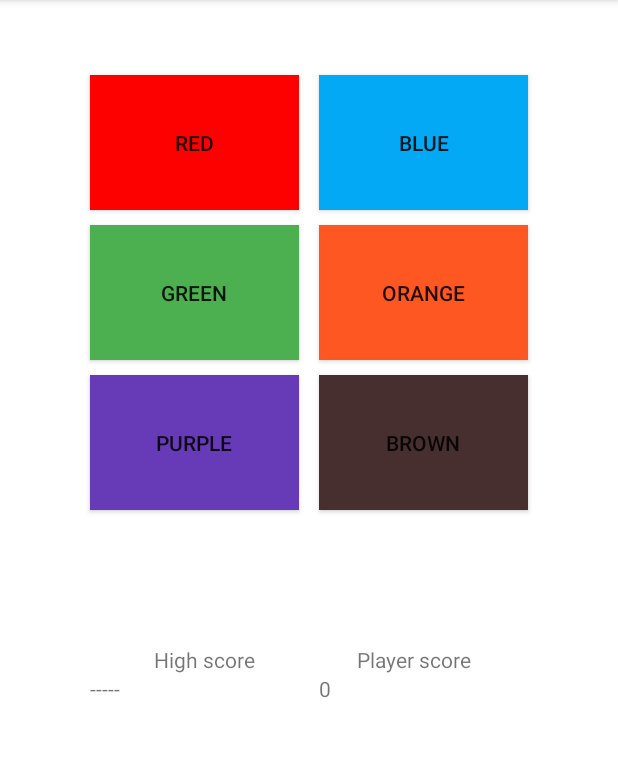
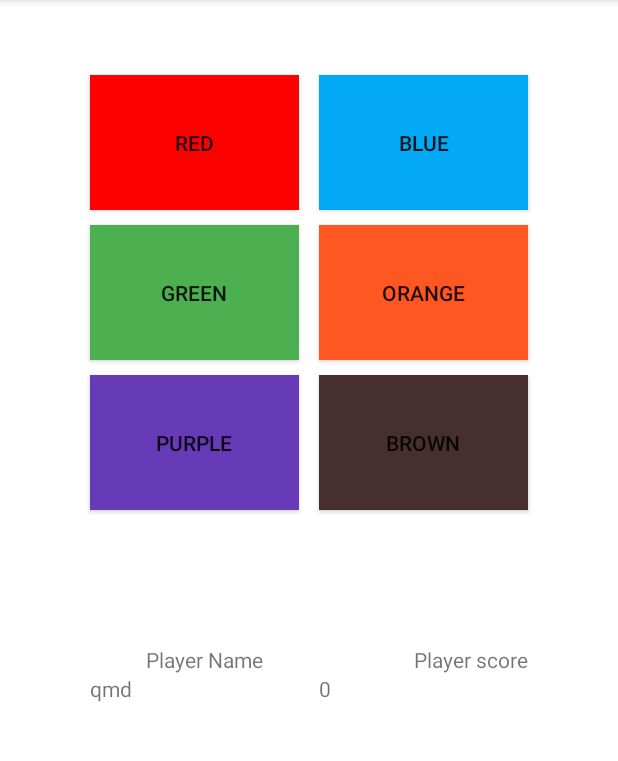
Before and after one commit to Kristio1232/CodingEntourage, an Android app: the screen it shows after launch (GameActivity), after a tap on "START GAME", on a phone screen of 412 x 824 dp, the part 84-845 px from its top. Run offline under Robolectric (Android 15) with nearby library versions, the light colour scheme and no system bars; 7 statements that could not run were skipped.

Commit message:
Added the name to the game

```diff
--- a/RandomIconMemorization/app/src/main/java/com/example/randomiconmemorization/GameActivity.java
+++ b/RandomIconMemorization/app/src/main/java/com/example/randomiconmemorization/GameActivity.java
@@ -25,7 +25,9 @@ public class GameActivity extends AppCompatActivity {
     private Button purpleButton;
     private Button brownButton;
     private TextView score;
+    private TextView name;
     private boolean showPattern = false;
+    String playerName;
 
 
     @Override
@@ -40,8 +42,9 @@ public class GameActivity extends AppCompatActivity {
         purpleButton = findViewById(R.id.purpleButton);
         brownButton = findViewById(R.id.brownButton);
         score = findViewById(R.id.playerScore);
+        name = findViewById(R.id.playerName);
         game.newGameRound();
-
+        playerName = getIntent().getExtras().getString("playerName");
         handler.postDelayed(new Runnable() {
             @Override
             public void run() {
@@ -67,6 +70,7 @@ public class GameActivity extends AppCompatActivity {
 
     private void showPattern(ArrayList<Icon> order) {
         score.setText(game.getPoints());
+        name.setText(playerName);
         showPattern = true;
         final Handler handler = new Handler();
         Runnable runnable = new Runnable() {
--- a/RandomIconMemorization/app/src/main/java/com/example/randomiconmemorization/MainActivity.java
+++ b/RandomIconMemorization/app/src/main/java/com/example/randomiconmemorization/MainActivity.java
@@ -5,21 +5,45 @@ import androidx.appcompat.app.AppCompatActivity;
 import android.content.Intent;
 import android.os.Bundle;
 import android.view.View;
+import android.widget.EditText;
+import android.widget.TextView;
+
+import java.util.Random;
 
 public class MainActivity extends AppCompatActivity {
-
+    private TextView name;
     @Override
     protected void onCreate(Bundle savedInstanceState) {
         super.onCreate(savedInstanceState);
+        name = findViewById(R.id.Name);
         setContentView(R.layout.activity_main);
     }
-
+    private String getScreenContent(int id){
+        View contentView = findViewById(id);
+        EditText contentText = (EditText) contentView;
+        String content =contentText.getText().toString();
+        return content;
+    }
     public void toOptions(View v){
         Intent intent = new Intent(this, SettingActivity.class);
         startActivity(intent);
     }
     public void startGame(View v){
+        String content = getScreenContent(R.id.Name);
+        String playerName = "";
+        if (content.length() < 3){
+            Random random = new Random();
+            char randomizedCharacter;
+            for (int i = 0; i < 3; i++){
+                randomizedCharacter = (char) (random.nextInt(26) + 'a');
+                playerName += randomizedCharacter;
+            }
+
+        }else{
+            playerName = content;
+        }
         Intent intent = new Intent(this, GameActivity.class);
+        intent.putExtra("playerName", playerName);
         startActivity(intent);
     }
 }
--- a/RandomIconMemorization/app/src/main/res/layout/activity_game.xml
+++ b/RandomIconMemorization/app/src/main/res/layout/activity_game.xml
@@ -86,7 +86,7 @@
         app:layout_constraintTop_toBottomOf="@+id/orangeButton" />
 
     <TextView
-        android:id="@+id/highScore"
+        android:id="@+id/playerName"
         android:layout_width="139dp"
         android:layout_height="76dp"
         android:layout_marginStart="60dp"
@@ -109,7 +109,7 @@
         android:layout_height="wrap_content"
         android:layout_marginStart="60dp"
         android:layout_marginTop="90dp"
-        android:text="High score"
+        android:text="Player Name"
         app:layout_constraintEnd_toStartOf="@+id/playerScore"
         app:layout_constraintStart_toStartOf="parent"
         app:layout_constraintTop_toBottomOf="@+id/purpleButton" />
```
